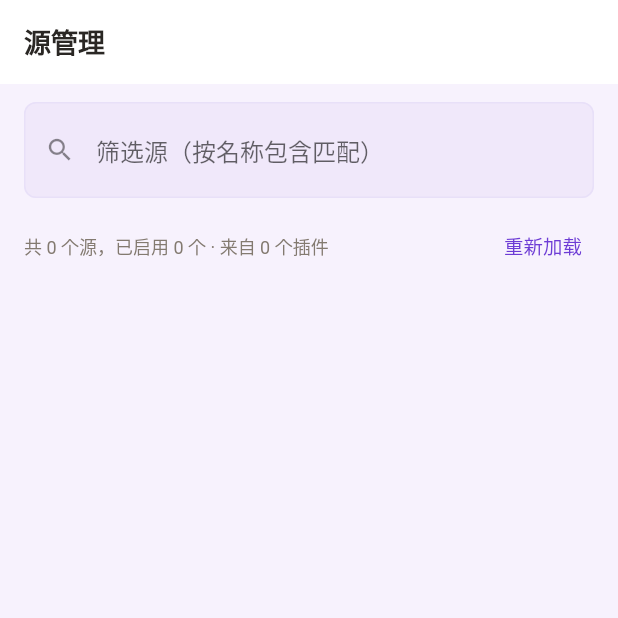
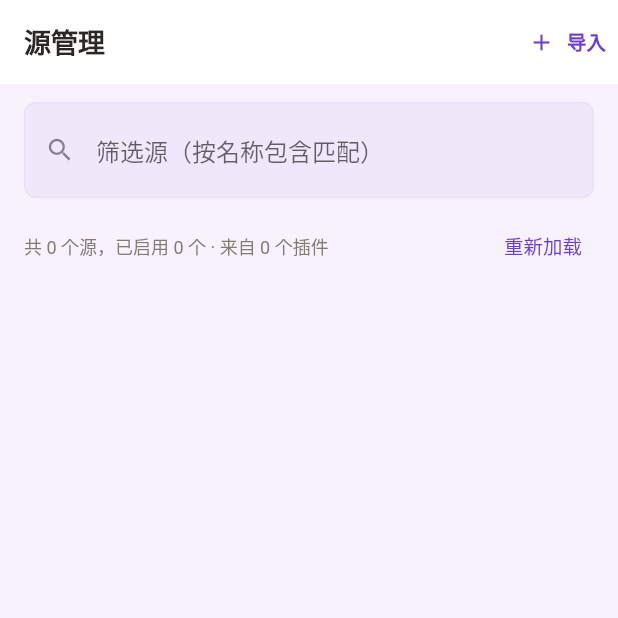
Before and after one commit to cxin8506-prog/ssyys, a Flutter app: the SourceCenterPage screen opened by its route, on a phone screen of 412 x 824 dp, the top half of it. Run offline on Flutter 3.47's test engine with Material 2 defaults, Android fonts, the phone set to English and light mode, and no system bars; our stand-ins replace audio_service, drift, file_picker, flutter_riverpod, go_router, just_audio and 5 more; missing offline and left inert: audio_session, flutter_js; accounts and stored records are empty; generated files the repository leaves out were written again.

Commit message:
1.0.12: 源管理导入按钮主题色可见；章节为空给出插件提示

```diff
--- a/lib/plugins/presentation/source_book_page.dart
+++ b/lib/plugins/presentation/source_book_page.dart
@@ -866,7 +866,7 @@ class _SourceBookPageState extends ConsumerState<SourceBookPage> {
                       padding: const EdgeInsets.all(24),
                       child: Text(
                         _chapters.isEmpty
-                            ? '还没有章节，源可能没有返回目录。'
+                            ? '还没有章节：这个 JAR 插件没有返回目录（插件详情接口未走通，先点「重试」，仍为空请把插件发我）'
                             : '没有匹配的章节。',
                         textAlign: TextAlign.center,
                         style: TextStyle(color: context.subtleColor),
--- a/lib/plugins/presentation/source_center_page.dart
+++ b/lib/plugins/presentation/source_center_page.dart
@@ -133,8 +133,12 @@ class _SourceCenterPageState extends ConsumerState<SourceCenterPage> {
         actions: [
           TextButton.icon(
             onPressed: _busy ? null : _showImport,
-            icon: const Icon(Icons.add, size: 18, color: Colors.white),
-            label: const Text('导入', style: TextStyle(color: Colors.white)),
+            icon: Icon(Icons.add, size: 18,
+                color: Theme.of(context).colorScheme.primary),
+            label: Text('导入',
+                style: TextStyle(
+                    color: Theme.of(context).colorScheme.primary,
+                    fontWeight: FontWeight.w600)),
           ),
         ],
       ),
--- a/pubspec.yaml
+++ b/pubspec.yaml
@@ -1,7 +1,7 @@
 name: local_media_app
 description: 本地优先的多媒体阅读/播放器（听书 + 视频）
 publish_to: 'none'
-version: 1.0.11+14
+version: 1.0.12+15
 
 environment:
   sdk: ">=2.17.0 <3.0.0"
```
